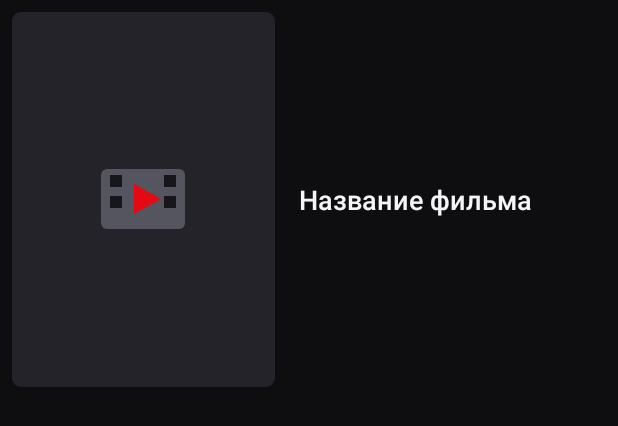
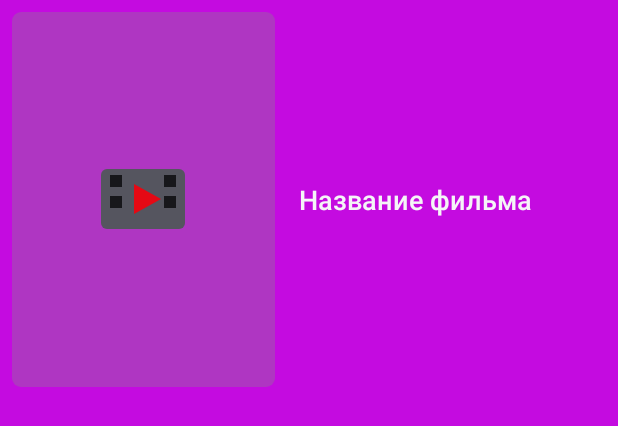
Before and after one commit to boyarin2080/AndroidAppCinema, an Android app: the layout film_item.xml on its own in the app's theme, with its tools: preview values and no code run, on a phone screen of 412 x 824 dp. Shown: the top 426 px of the screen. Run offline under Robolectric (Android 15) with nearby library versions, the phone set to English and light mode, and no system bars.

Commit message:
colorblind

```diff
--- a/app/src/main/res/values/colors.xml
+++ b/app/src/main/res/values/colors.xml
@@ -1,10 +1,10 @@
 <?xml version="1.0" encoding="utf-8"?>
 <resources>
-    <color name="cinema_red">#E50914</color>
+    <color name="cinema_red">#eb9b23</color>
     <color name="cinema_red_dark">#B0060F</color>
-    <color name="cinema_dark">#0E0E10</color>
-    <color name="cinema_surface">#17171B</color>
-    <color name="cinema_surface_light">#232329</color>
+    <color name="cinema_dark">#c40be0</color>
+    <color name="cinema_surface">#b21ac9</color>
+    <color name="cinema_surface_light">#af36c2</color>
     <color name="cinema_text">#F5F5F7</color>
     <color name="cinema_muted">#9A9AA2</color>
     <color name="ic_launcher_background">#0E0E10</color>
```
